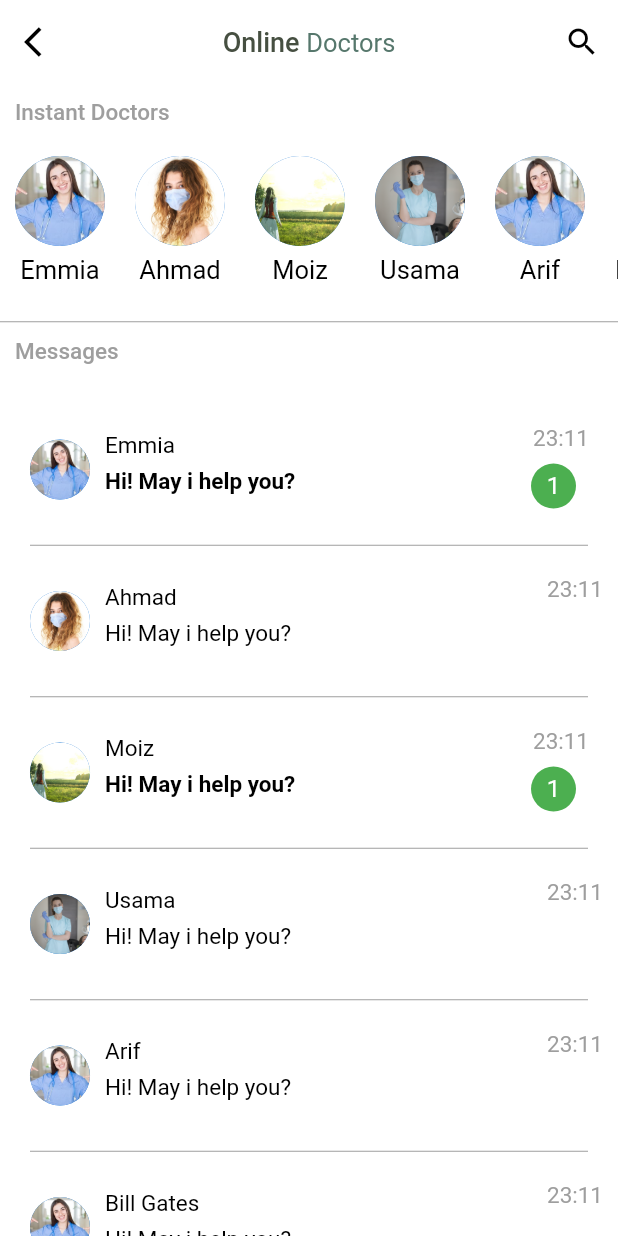
After one commit to leo731121/Smile, a Flutter app: the OnlineConsult screen opened directly, on a phone screen of 412 x 824 dp. The commit adds this screen. Run offline on Flutter 3.47's test engine with Material 2 defaults, Android fonts, the phone set to English and light mode, and no system bars; our stand-ins replace animated_text_kit, country_code_picker, flutter_rating_bar, image_picker, lottie, persistent_bottom_nav_bar and 1 more; missing offline and left inert: flutter_rounded_date_picker, shrink_sidemenu.

```diff
--- a/lib/BottomNavBar/Appointment/appointment.dart
+++ b/lib/BottomNavBar/Appointment/appointment.dart
@@ -27,7 +27,7 @@ class _AppointmentState extends State<Appointment> {
       key: stateMenu,
       background: Color(0xff5D3CBF),
       type: SideMenuType.shrikNRotate,
-      menu: buildMenuSideMenuData(),
+      menu: BuildMenuSideMenuData(),
       child: Scaffold(
         resizeToAvoidBottomInset: false,
         backgroundColor: Colors.white,
--- a/lib/BottomNavBar/Home/home.dart
+++ b/lib/BottomNavBar/Home/home.dart
@@ -14,7 +14,7 @@ class Home extends StatefulWidget {
   _HomeState createState() => _HomeState();
 }
 
-final GlobalKey<SideMenuState> stateMenu = GlobalKey<SideMenuState>();
+GlobalKey<SideMenuState> stateMenu = GlobalKey<SideMenuState>();
 
 class _HomeState extends State<Home> {
   @override
@@ -23,7 +23,7 @@ class _HomeState extends State<Home> {
       key: stateMenu,
       background: Color(0xff5D3CBF),
       type: SideMenuType.shrikNRotate,
-      menu: buildMenuSideMenuData(),
+      menu: BuildMenuSideMenuData(),
       child: Scaffold(
           appBar: buildAppBar(),
           body: SingleChildScrollView(
@@ -39,7 +39,7 @@ class _HomeState extends State<Home> {
                     children: [
                       Padding(
                         padding: const EdgeInsets.symmetric(
-                            horizontal: 20, vertical: 10),
+                            horizontal: 20, vertical: 20),
                         child: boldandSimpleText(
                           'Just Smile\n',
                         ),
--- a/lib/Splash_Screen/splash_screen.dart
+++ b/lib/Splash_Screen/splash_screen.dart
@@ -14,7 +14,7 @@ class _SplashScreenState extends State<SplashScreen> {
   void initState() {
     super.initState();
     Timer(
-      Duration(seconds: 3),
+      Duration(seconds: 4),
       () => Navigator.push(
         context,
         MaterialPageRoute(builder: (context) => WelcomeScreen()),
@@ -42,6 +42,7 @@ class _SplashScreenState extends State<SplashScreen> {
                   fontSize: 80.0,
                 ),
                 child: AnimatedTextKit(
+                  repeatForever: false,
                   animatedTexts: [
                     WavyAnimatedText(
                       'Smile',
--- /dev/null
+++ b/lib/pages/OnlineConsultModel/onlineConsult.dart
@@ -0,0 +1,83 @@
+class OnlineConsult {
+  String imgPath;
+  String name;
+  String heading;
+  String time;
+  bool isread;
+
+  OnlineConsult(
+      {this.imgPath, this.name, this.heading, this.time, this.isread});
+}
+
+List<OnlineConsult> onlineConsult = [
+  OnlineConsult(
+    imgPath: 'assets/images/happynurse.jpg',
+    name: 'Emmia',
+    heading: 'Hi! May i help you?',
+    time: '23:11',
+    isread: true,
+  ),
+  OnlineConsult(
+    imgPath: 'assets/images/demodata.jpg',
+    name: 'Ahmad',
+    heading: 'Hi! May i help you?',
+    time: '23:11',
+    isread: false,
+  ),
+  OnlineConsult(
+    imgPath: 'assets/images/photography-1166895_640.jpg',
+    name: 'Moiz',
+    heading: 'Hi! May i help you?',
+    time: '23:11',
+    isread: true,
+  ),
+  OnlineConsult(
+    imgPath: 'assets/images/welcome13.jpg',
+    name: 'Usama',
+    heading: 'Hi! May i help you?',
+    time: '23:11',
+    isread: false,
+  ),
+  OnlineConsult(
+    imgPath: 'assets/images/happynurse.jpg',
+    name: 'Arif',
+    heading: 'Hi! May i help you?',
+    time: '23:11',
+    isread: false,
+  ),
+  OnlineConsult(
+    imgPath: 'assets/images/happynurse.jpg',
+    name: 'Bill Gates',
+    heading: 'Hi! May i help you?',
+    time: '23:11',
+    isread: false,
+  ),
+  OnlineConsult(
+    imgPath: 'assets/images/happynurse.jpg',
+    name: 'Waraich',
+    heading: 'Hi! May i help you?',
+    time: '23:11',
+    isread: false,
+  ),
+  OnlineConsult(
+    imgPath: 'assets/images/happynurse.jpg',
+    name: 'Molvi',
+    heading: 'Hi! May i help you?kdjsasdbfkknhxffsam,sdssbhanmdfnjs',
+    time: '23:11',
+    isread: false,
+  ),
+  OnlineConsult(
+    imgPath: 'assets/images/happynurse.jpg',
+    name: 'Reyan',
+    heading: 'Hi! May i help you?',
+    time: '23:11',
+    isread: false,
+  ),
+  OnlineConsult(
+    imgPath: 'assets/images/happynurse.jpg',
+    name: 'Sheroz',
+    heading: 'Hi! May i help you?',
+    time: '23:11',
+    isread: false,
+  ),
+];
--- /dev/null
+++ b/lib/pages/components/appBar.dart
@@ -0,0 +1,119 @@
+import 'package:flutter/material.dart';
+
+AppBar appBar(BuildContext context) {
+  return AppBar(
+    centerTitle: true,
+    title: RichText(
+      text: TextSpan(
+        style: TextStyle(
+            color: Color(0xff464f41),
+            fontWeight: FontWeight.w500,
+            fontSize: 18),
+        children: [
+          TextSpan(text: 'Online '),
+          TextSpan(
+              text: 'Doctors',
+              style: TextStyle(
+                  fontSize: 17,
+                  fontWeight: FontWeight.normal,
+                  color: Color(0xff56776c)))
+        ],
+      ),
+    ),
+    actions: [
+      IconButton(
+          icon: Icon(
+            Icons.search,
+            color: Colors.black,
+          ),
+          onPressed: () {
+            showSearch(
+              context: context,
+              delegate: DataSearch(),
+            );
+          })
+    ],
+    backgroundColor: Colors.white,
+    elevation: 0,
+    leading: IconButton(
+      icon: Icon(
+        Icons.arrow_back_ios,
+      ),
+      color: Colors.black,
+      onPressed: () {
+        Navigator.pop(context);
+      },
+    ),
+  );
+}
+
+class DataSearch extends SearchDelegate<String> {
+  final doctorsregistered = [
+    'Emmia',
+    'Usama',
+    'Umer',
+    'Moiz',
+    'Ahmad',
+  ];
+
+  final recentDoctors = [
+    'Umer',
+    'Moiz',
+    'Ahmad',
+  ];
+  @override
+  List<Widget> buildActions(BuildContext context) {
+    // actions for appbar
+    return [
+      IconButton(
+          icon: Icon(Icons.clear),
+          onPressed: () {
+            query = "";
+          })
+    ];
+  }
+
+  @override
+  Widget buildLeading(BuildContext context) {
+    // leading icon on the left appbar
+    return IconButton(
+        icon: AnimatedIcon(
+            icon: AnimatedIcons.menu_arrow, progress: transitionAnimation),
+        onPressed: () {
+          close(context, null);
+        });
+  }
+
+  @override
+  Widget buildResults(BuildContext context) {
+    // Show result
+  }
+
+  @override
+  Widget buildSuggestions(BuildContext context) {
+    // Show when someone search fot something
+    final suggestionList = query.isEmpty
+        ? recentDoctors
+        : doctorsregistered
+            .where((element) =>
+                element.toLowerCase().startsWith(query.toLowerCase()))
+            .toList();
+    return ListView.builder(
+      itemCount: suggestionList.length,
+      scrollDirection: Axis.vertical,
+      itemBuilder: (context, index) => ListTile(
+        title: RichText(
+          text: TextSpan(
+              text: (suggestionList[index].substring(0, query.length)),
+              style:
+                  TextStyle(color: Colors.black, fontWeight: FontWeight.bold),
+              children: [
+                TextSpan(
+                    text: suggestionList[index].substring(query.length),
+                    style: TextStyle(color: Colors.grey)),
+              ]),
+        ),
+      ),
+    );
+  }
+}
--- /dev/null
+++ b/lib/pages/onlineConsultant.dart
@@ -0,0 +1,224 @@
+import 'package:flutter/material.dart';
+import 'package:smiles/pages/OnlineConsultModel/onlineConsult.dart';
+import 'package:smiles/pages/messageScreen.dart';
+import 'components/appBar.dart';
+
+class OnlineConsult extends StatelessWidget {
+  @override
+  Widget build(BuildContext context) {
+    return Scaffold(
+      drawer: Drawer(),
+      backgroundColor: Colors.white,
+      appBar: appBar(context),
+      body: SingleChildScrollView(
+        scrollDirection: Axis.vertical,
+        child: Column(
+          crossAxisAlignment: CrossAxisAlignment.start,
+          children: [
+            Padding(
+              padding: const EdgeInsets.symmetric(horizontal: 10, vertical: 10),
+              child: Text(
+                'Instant Doctors',
+                style: TextStyle(
+                    color: Colors.grey,
+                    fontSize: 15,
+                    fontWeight: FontWeight.w500),
+              ),
+            ),
+            Container(
+              height: 120,
+              child: ListView.builder(
+                scrollDirection: Axis.horizontal,
+                itemCount: onlineConsult.length,
+                itemBuilder: (context, index) {
+                  return Container(
+                    margin: EdgeInsets.all(10),
+                    child: Column(
+                      children: [
+                        CircleAvatar(
+                          radius: 30,
+                          backgroundImage:
+                              AssetImage(onlineConsult[index].imgPath),
+                        ),
+                        SizedBox(
+                          height: 6,
+                        ),
+                        Text(
+                          onlineConsult[index].name,
+                          style: TextStyle(
+                            color: Colors.black,
+                            fontSize: 17,
+                          ),
+                        ),
+                      ],
+                    ),
+                  );
+                },
+              ),
+            ),
+            Divider(
+              height: 1,
+              color: Colors.grey,
+            ),
+            Padding(
+              padding: const EdgeInsets.symmetric(horizontal: 10, vertical: 10),
+              child: Text(
+                'Messages',
+                style: TextStyle(
+                    color: Colors.grey,
+                    fontSize: 15,
+                    fontWeight: FontWeight.w500),
+              ),
+            ),
+            Column(
+              children: [
+                Container(
+                  margin: EdgeInsets.all(10),
+                  height: MediaQuery.of(context).size.height,
+                  child: ListView.builder(
+                    itemCount: onlineConsult.length + 1,
+                    itemBuilder: (BuildContext context, int index) {
+                      if (index < onlineConsult.length) {
+                        return GestureDetector(
+                          onTap: () {
+                            Navigator.push(
+                              context,
+                              MaterialPageRoute(
+                                builder: (context) => MessageScreen(
+                                  chatDrDetail: onlineConsult[index],
+                                ),
+                              ),
+                            );
+                          },
+                          child: Container(
+                            height: 101,
+                            width: MediaQuery.of(context).size.width - 100,
+                            child: Column(
+                              children: [
+                                Row(
+                                  crossAxisAlignment: CrossAxisAlignment.start,
+                                  mainAxisAlignment:
+                                      MainAxisAlignment.spaceEvenly,
+                                  children: [
+                                    Padding(
+                                      padding: const EdgeInsets.symmetric(
+                                          horizontal: 10, vertical: 30),
+                                      child: CircleAvatar(
+                                        radius: 20,
+                                        backgroundImage: AssetImage(
+                                            onlineConsult[index].imgPath),
+                                      ),
+                                    ),
+                                    Padding(
+                                      padding: const EdgeInsets.symmetric(
+                                          vertical: 25),
+                                      child: Column(
+                                        mainAxisAlignment:
+                                            MainAxisAlignment.center,
+                                        crossAxisAlignment:
+                                            CrossAxisAlignment.start,
+                                        children: [
+                                          Text(
+                                            onlineConsult[index].name,
+                                            style: TextStyle(
+                                                color: Colors.black,
+                                                fontSize: 15),
+                                          ),
+                                          SizedBox(
+                                            height: 6,
+                                          ),
+                                          SizedBox(
+                                            width: MediaQuery.of(context)
+                                                    .size
+                                                    .width *
+                                                0.6,
+                                            child: Text(
+                                              onlineConsult[index].heading,
+                                              maxLines: 1,
+                                              style: TextStyle(
+                                                  color: Colors.black,
+                                                  fontSize: 15,
+                                                  fontWeight:
+                                                      onlineConsult[index]
+                                                              .isread
+                                                          ? FontWeight.bold
+                                                          : null),
+                                              overflow: TextOverflow.ellipsis,
+                                            ),
+                                          )
+                                        ],
+                                      ),
+                                    ),
+                                    Spacer(),
+                                    Column(
+                                      children: [
+                                        Padding(
+                                          padding: const EdgeInsets.only(
+                                              right: 0, top: 20),
+                                          child: Text(
+                                            onlineConsult[index].time,
+                                            style: TextStyle(
+                                                color: Colors.grey,
+                                                fontSize: 15),
+                                          ),
+                                        ),
+                                        Padding(
+                                          padding: const EdgeInsets.symmetric(
+                                              horizontal: 8.0, vertical: 8),
+                                          child: onlineConsult[index].isread
+                                              ? Column(
+                                                  mainAxisAlignment:
+                                                      MainAxisAlignment.center,
+                                                  children: [
+                                                    Padding(
+                                                      padding:
+                                                          const EdgeInsets.only(
+                                                              right: 10.0),
+                                                      child: CircleAvatar(
+                                                        backgroundColor:
+                                                            Colors.green,
+                                                        radius: 15,
+                                                        child: Text(
+                                                          '1',
+                                                          style: TextStyle(
+                                                              color:
+                                                                  Colors.white),
+                                                        ),
+                                                      ),
+                                                    )
+                                                  ],
+                                                )
+                                              : Container(),
+                                        ),
+                                      ],
+                                    ),
+                                  ],
+                                ),
+                                Padding(
+                                  padding: const EdgeInsets.symmetric(
+                                      horizontal: 10),
+                                  child: Divider(
+                                    height: 1,
+                                    color: Colors.grey,
+                                  ),
+                                ),
+                              ],
+                            ),
+                          ),
+                        );
+                      } else {
+                        return SizedBox(
+                          height: 400,
+                        );
+                      }
+                    },
+                  ),
+                ),
+              ],
+            ),
+          ],
+        ),
+      ),
+    );
+  }
+}
--- a/lib/widgets/custom_button.dart
+++ b/lib/widgets/custom_button.dart
@@ -5,7 +5,7 @@ Widget customButton(String text, Function press) {
     onTap: press,
     child: Container(
       height: 50,
-      width: 200,
+      width: 250,
       decoration: BoxDecoration(
         borderRadius: BorderRadius.circular(360),
         color: Color(0xff00BFFF),
--- a/pubspec.yaml
+++ b/pubspec.yaml
@@ -44,6 +44,7 @@ dependencies:
   animated_text_kit: ^4.1.1
   widget_circular_animator: ^0.1.5+1
   flutter_villains: ^1.2.1
+
 
 
 
```
Also changed, not shown: lib/pages/HelpAndSupport/helpAndSupport.dart (added, +77 -0 lines), lib/pages/messageScreen.dart (added, +142 -0 lines), lib/widgets/build_MenuSideMenuData.dart (+68 -11 lines), assets/images/bgHelpSupport.webp (added).
